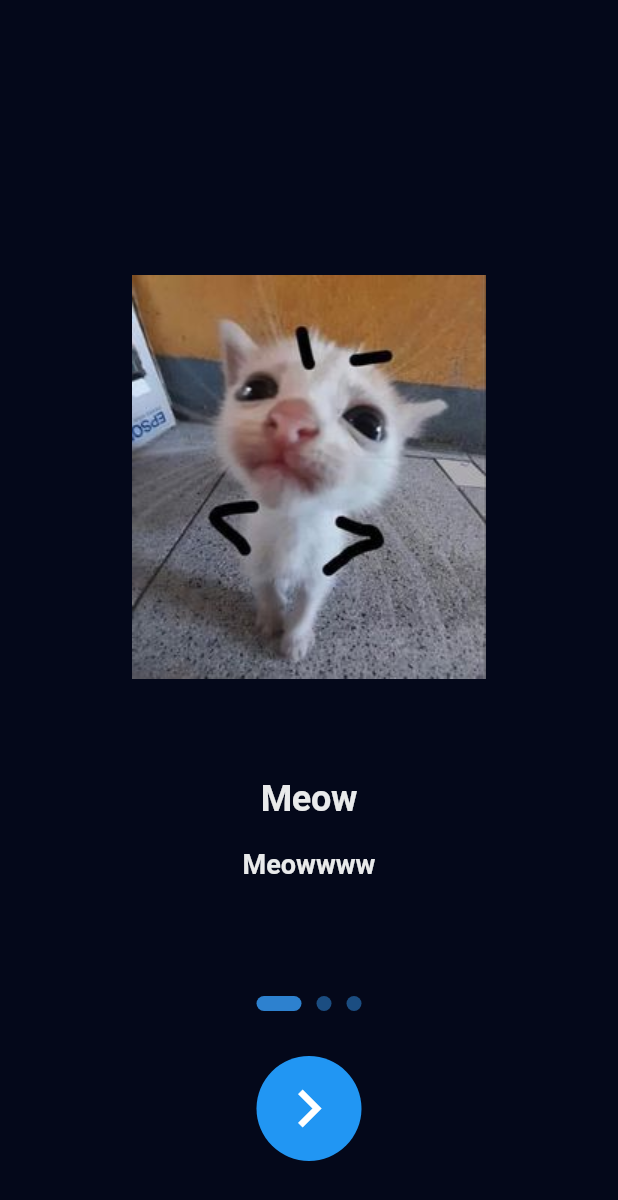
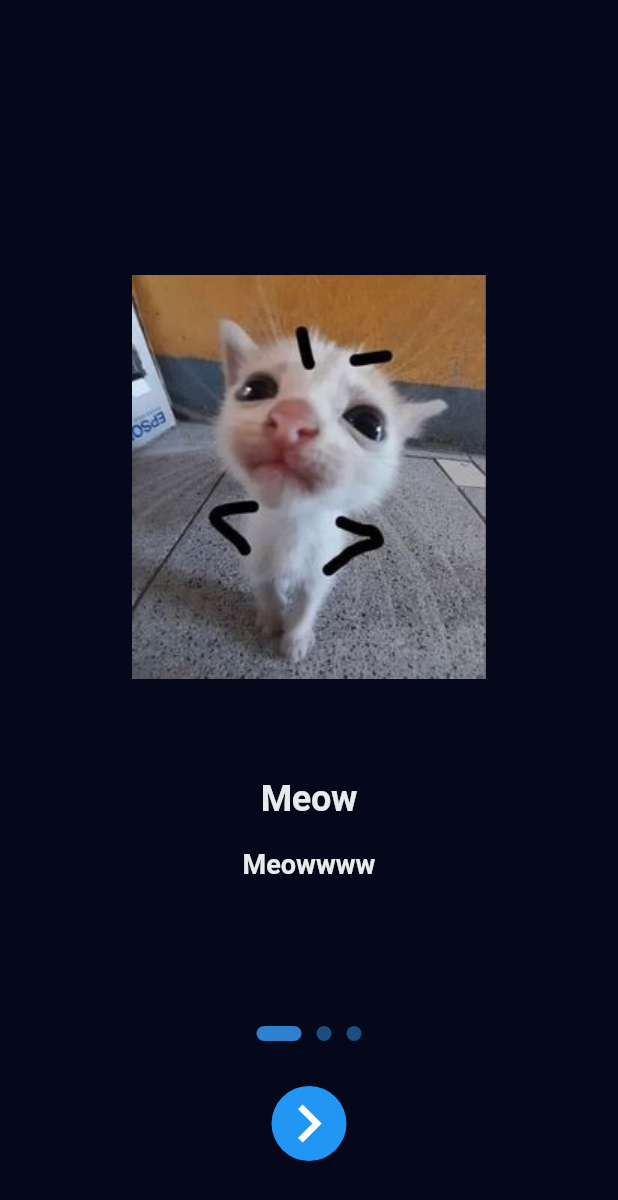
Before and after one commit to sengokus/weatherUP, a Flutter app: the screen it shows after launch, on a phone screen of 412 x 824 dp. Shown: the top 1200 px of the screen. Run offline on Flutter 3.47's test engine with Material 3 defaults, Android fonts, the light colour scheme and no system bars; our stand-ins replace go_router.

Commit message:
Adjusted buttons

```diff
--- a/lib/onboarding.dart
+++ b/lib/onboarding.dart
@@ -87,8 +87,8 @@ class _OnboardingPageState extends State<OnboardingPage> {
                 child: AnimatedContainer(
                   alignment: Alignment.center,
                   duration: const Duration(milliseconds: 300),
-                  height: 70,
-                  width: (_currentPage == (_pages.length - 1)) ? 200 : 70,
+                  height: 50,
+                  width: (_currentPage == (_pages.length - 1)) ? 180 : 50,
                   decoration: BoxDecoration(
                       color: Colors.blue,
                       borderRadius: BorderRadius.circular(35)),
```
